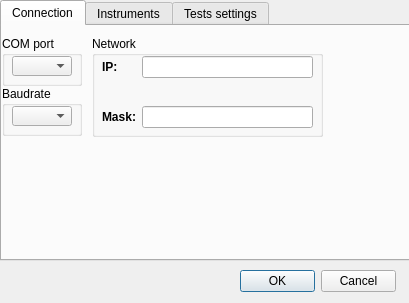
Above: forms/settings.ui from Dimagic/CobhamUtils before the change. Below: the same form after it.
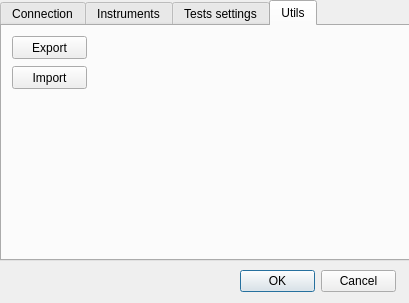
That is the form after the change. The open tabs and pages were chosen to show the change.

Commit message: realise import/export settings

```diff
--- a/forms/settings.ui
+++ b/forms/settings.ui
@@ -668,6 +668,37 @@
      </widget>
     </widget>
    </widget>
+   <widget class="QWidget" name="tab_utils">
+    <attribute name="title">
+     <string>Utils</string>
+    </attribute>
+    <widget class="QPushButton" name="export_btn">
+     <property name="geometry">
+      <rect>
+       <x>10</x>
+       <y>10</y>
+       <width>75</width>
+       <height>23</height>
+      </rect>
+     </property>
+     <property name="text">
+      <string>Export</string>
+     </property>
+    </widget>
+    <widget class="QPushButton" name="import_btn">
+     <property name="geometry">
+      <rect>
+       <x>10</x>
+       <y>40</y>
+       <width>75</width>
+       <height>23</height>
+      </rect>
+     </property>
+     <property name="text">
+      <string>Import</string>
+     </property>
+    </widget>
+   </widget>
   </widget>
  </widget>
  <resources/>
```
The commit also changes 2 other files.
